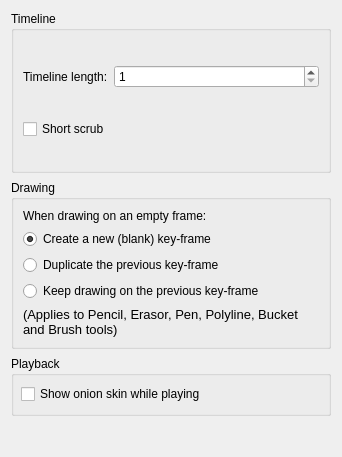
Qt form app/ui/timelinepage.ui (pencil2d/pencil) before a commit.
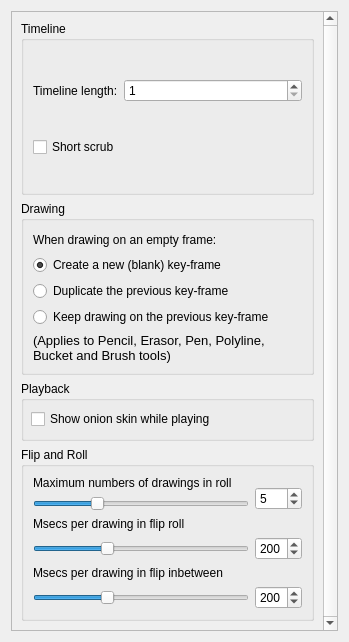
The same form after that commit.

Commit message: Moved flip-settings to Timeline preferences

```diff
--- a/app/ui/timelinepage.ui
+++ b/app/ui/timelinepage.ui
@@ -6,14 +6,32 @@
    <rect>
     <x>0</x>
     <y>0</y>
-    <width>342</width>
-    <height>457</height>
+    <width>349</width>
+    <height>642</height>
    </rect>
   </property>
-  <layout class="QVBoxLayout" name="lay2">
-   <property name="spacing">
-    <number>7</number>
-   </property>
+  <layout class="QVBoxLayout" name="verticalLayout_3">
+   <item>
+    <widget class="QScrollArea" name="scrollArea">
+     <property name="verticalScrollBarPolicy">
+      <enum>Qt::ScrollBarAlwaysOn</enum>
+     </property>
+     <property name="horizontalScrollBarPolicy">
+      <enum>Qt::ScrollBarAlwaysOff</enum>
+     </property>
+     <property name="widgetResizable">
+      <bool>true</bool>
+     </property>
+     <widget class="QWidget" name="scrollAreaWidgetContents">
+      <property name="geometry">
+       <rect>
+        <x>0</x>
+        <y>0</y>
+        <width>315</width>
+        <height>622</height>
+       </rect>
+      </property>
+      <layout class="QVBoxLayout" name="verticalLayout_4">
    <item>
     <widget class="QGroupBox" name="timeLineBox">
      <property name="title">
@@ -157,20 +175,129 @@
     </widget>
    </item>
    <item>
-    <spacer name="verticalSpacer">
+        <widget class="QGroupBox" name="flipRollBox">
+         <property name="title">
+          <string>Flip and Roll</string>
+         </property>
+         <layout class="QVBoxLayout" name="verticalLayout_2">
+          <item>
+           <layout class="QGridLayout" name="gridLayout">
+            <item row="0" column="0" rowspan="2" colspan="2">
+             <widget class="QLabel" name="flipRollNumDrawingsLanel">
+              <property name="text">
+               <string>Maximum numbers of drawings in roll</string>
+              </property>
+             </widget>
+            </item>
+            <item row="2" column="0">
+             <widget class="QSlider" name="flipRollNumDrawingsSlider">
+              <property name="minimum">
+               <number>3</number>
+              </property>
+              <property name="maximum">
+               <number>10</number>
+              </property>
+              <property name="value">
+               <number>5</number>
+              </property>
      <property name="orientation">
-      <enum>Qt::Vertical</enum>
-     </property>
-     <property name="sizeType">
-      <enum>QSizePolicy::Preferred</enum>
-     </property>
-     <property name="sizeHint" stdset="0">
-      <size>
-       <width>20</width>
-       <height>30</height>
-      </size>
-     </property>
-    </spacer>
+               <enum>Qt::Horizontal</enum>
+              </property>
+             </widget>
+            </item>
+            <item row="6" column="0">
+             <widget class="QSlider" name="flipInBtwnMsecSlider">
+              <property name="minimum">
+               <number>100</number>
+              </property>
+              <property name="maximum">
+               <number>400</number>
+              </property>
+              <property name="value">
+               <number>200</number>
+              </property>
+              <property name="orientation">
+               <enum>Qt::Horizontal</enum>
+              </property>
+             </widget>
+            </item>
+            <item row="6" column="1">
+             <widget class="QSpinBox" name="flipInBtwnMsecSpinBox">
+              <property name="minimum">
+               <number>100</number>
+              </property>
+              <property name="maximum">
+               <number>400</number>
+              </property>
+              <property name="value">
+               <number>200</number>
+              </property>
+             </widget>
+            </item>
+            <item row="5" column="0" colspan="2">
+             <widget class="QLabel" name="flipInBtwnMsecLabel">
+              <property name="text">
+               <string>Msecs per drawing in flip inbetween</string>
+              </property>
+             </widget>
+            </item>
+            <item row="4" column="1">
+             <widget class="QSpinBox" name="flipRollMsecsSpinBox">
+              <property name="minimum">
+               <number>100</number>
+              </property>
+              <property name="maximum">
+               <number>400</number>
+              </property>
+              <property name="value">
+               <number>200</number>
+              </property>
+             </widget>
+            </item>
+            <item row="1" column="1" rowspan="2">
+             <widget class="QSpinBox" name="flipRollNumDrawingsSpinBox">
+              <property name="minimum">
+               <number>3</number>
+              </property>
+              <property name="maximum">
+               <number>10</number>
+              </property>
+              <property name="value">
+               <number>5</number>
+              </property>
+             </widget>
+            </item>
+            <item row="4" column="0">
+             <widget class="QSlider" name="flipRollMsecsSlider">
+              <property name="minimum">
+               <number>100</number>
+              </property>
+              <property name="maximum">
+               <number>400</number>
+              </property>
+              <property name="value">
+               <number>200</number>
+              </property>
+              <property name="orientation">
+               <enum>Qt::Horizontal</enum>
+              </property>
+             </widget>
+            </item>
+            <item row="3" column="0">
+             <widget class="QLabel" name="flipRollMsecsLabel">
+              <property name="text">
+               <string>Msecs per drawing in flip roll</string>
+              </property>
+             </widget>
+            </item>
+           </layout>
+          </item>
+         </layout>
+        </widget>
+       </item>
+      </layout>
+     </widget>
+    </widget>
    </item>
   </layout>
  </widget>
```
Lines whose indentation alone changed are shown as unchanged. The commit also changes 3 other files.
